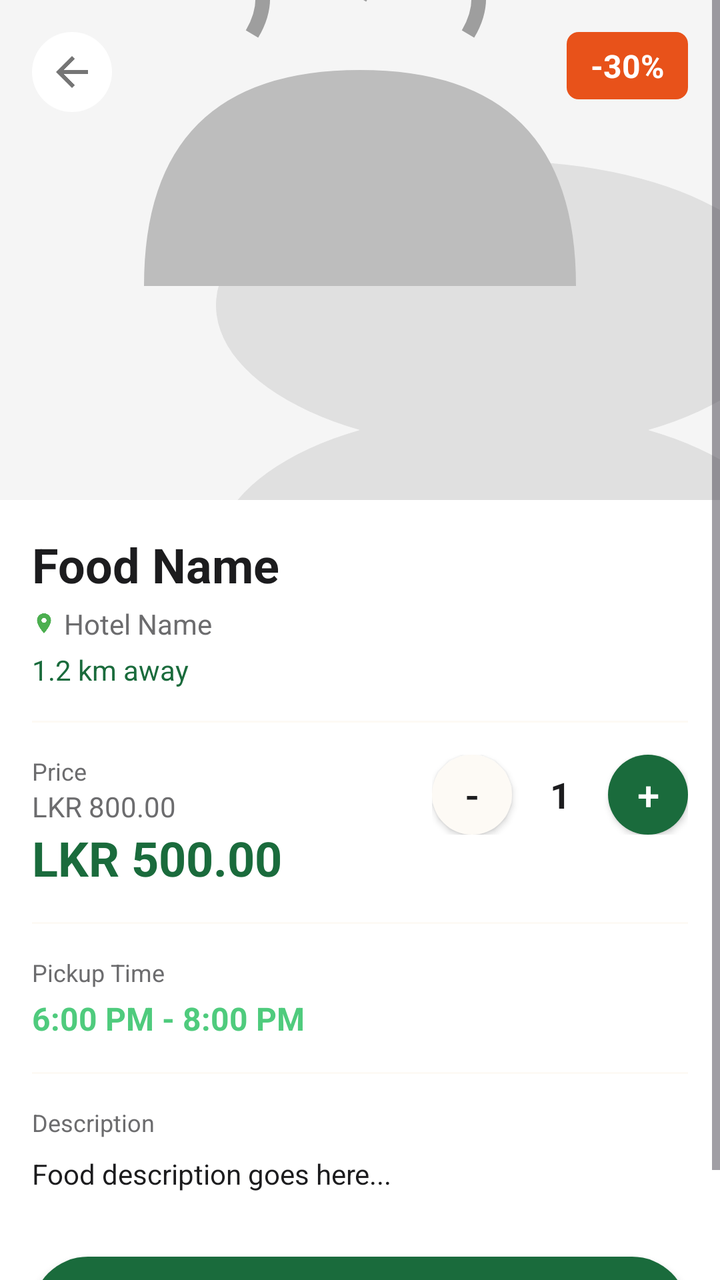
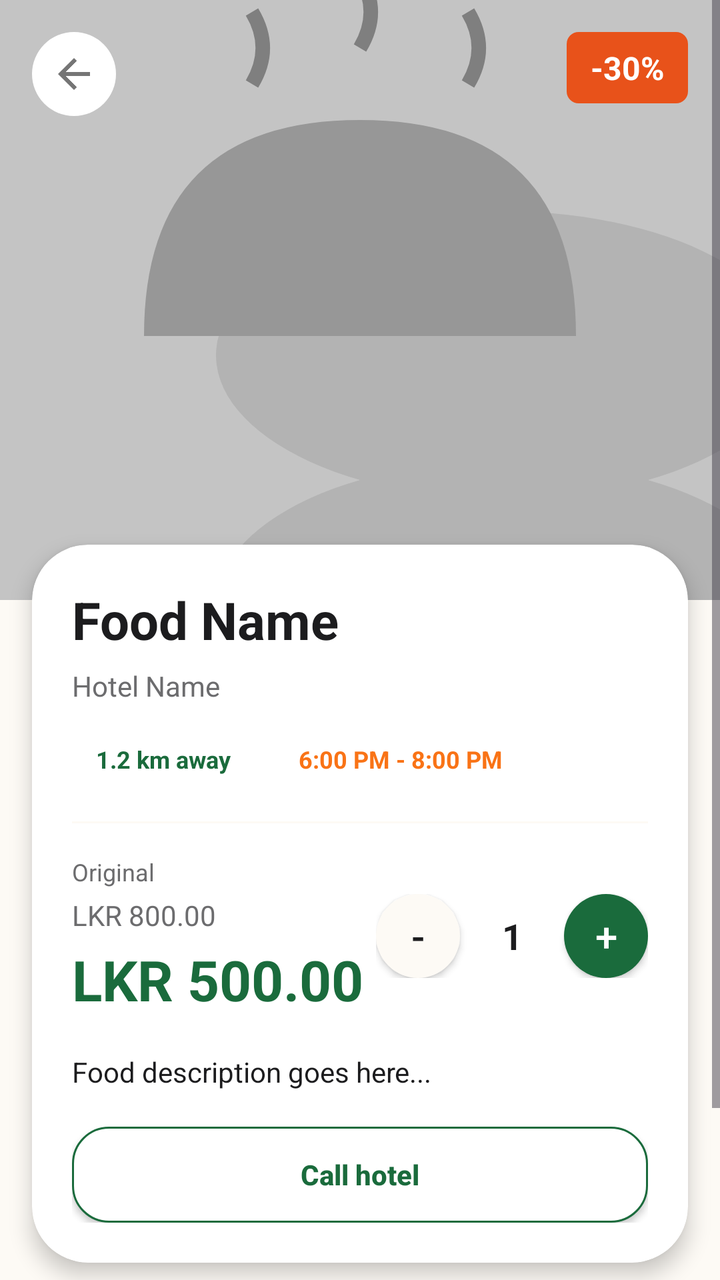

Two renders of the same Android screen: before a commit and after it. Below are the layout's source before the change and the commit's diff.
<!-- AndroidManifest.xml: application theme Theme.REPLATE -->
<!-- res/layout/activity_food_detail.xml -->
<?xml version="1.0" encoding="utf-8"?>
<ScrollView xmlns:android="http://schemas.android.com/apk/res/android"
    android:layout_width="match_parent"
    android:layout_height="match_parent"
    android:background="@color/white">

    <LinearLayout
        android:layout_width="match_parent"
        android:layout_height="wrap_content"
        android:orientation="vertical">

        
        <FrameLayout
            android:layout_width="match_parent"
            android:layout_height="250dp">

            <ImageView
                android:id="@+id/ivFoodImage"
                android:layout_width="match_parent"
                android:layout_height="match_parent"
                android:scaleType="centerCrop"
                android:src="@drawable/placeholder_food" />

            
            <ImageView
                android:id="@+id/ivBack"
                android:layout_width="40dp"
                android:layout_height="40dp"
                android:layout_margin="16dp"
                android:background="@drawable/circle_white"
                android:padding="8dp"
                android:src="@drawable/ic_back" />

            
            <TextView
                android:id="@+id/tvDiscount"
                android:layout_width="wrap_content"
                android:layout_height="wrap_content"
                android:layout_gravity="top|end"
                android:layout_margin="16dp"
                android:background="@drawable/badge_discount"
                android:paddingHorizontal="12dp"
                android:paddingVertical="6dp"
                android:text="-30%"
                android:textColor="@color/white"
                android:textSize="16sp"
                android:textStyle="bold" />

        </FrameLayout>

        
        <LinearLayout
            android:layout_width="match_parent"
            android:layout_height="wrap_content"
            android:orientation="vertical"
            android:padding="16dp">

            
            <TextView
                android:id="@+id/tvFoodName"
                android:layout_width="wrap_content"
                android:layout_height="wrap_content"
                android:text="Food Name"
                android:textColor="@color/text_primary"
                android:textSize="24sp"
                android:textStyle="bold" />

            
            <TextView
                android:id="@+id/tvHotelName"
                android:layout_width="wrap_content"
                android:layout_height="wrap_content"
                android:layout_marginTop="4dp"
                android:drawableStart="@drawable/ic_location_small"
                android:drawablePadding="4dp"
                android:text="Hotel Name"
                android:textColor="@color/text_secondary"
                android:textSize="14sp" />

            
            <TextView
                android:id="@+id/tvDistance"
                android:layout_width="wrap_content"
                android:layout_height="wrap_content"
                android:layout_marginTop="4dp"
                android:text="1.2 km away"
                android:textColor="@color/primary"
                android:textSize="14sp" />

            
            <View
                android:layout_width="match_parent"
                android:layout_height="1dp"
                android:layout_marginVertical="16dp"
                android:background="@color/light_gray" />

            
            <LinearLayout
                android:layout_width="match_parent"
                android:layout_height="wrap_content"
                android:orientation="horizontal">

                <LinearLayout
                    android:layout_width="0dp"
                    android:layout_height="wrap_content"
                    android:layout_weight="1"
                    android:orientation="vertical">

                    <TextView
                        android:layout_width="wrap_content"
                        android:layout_height="wrap_content"
                        android:text="Price"
                        android:textColor="@color/text_secondary"
                        android:textSize="12sp" />

                    <TextView
                        android:id="@+id/tvOriginalPrice"
                        android:layout_width="wrap_content"
                        android:layout_height="wrap_content"
                        android:text="LKR 800.00"
                        android:textColor="@color/text_secondary"
                        android:textSize="14sp" />

                    <TextView
                        android:id="@+id/tvDiscountedPrice"
                        android:layout_width="wrap_content"
                        android:layout_height="wrap_content"
                        android:text="LKR 500.00"
                        android:textColor="@color/primary"
                        android:textSize="24sp"
                        android:textStyle="bold" />

                </LinearLayout>

                
                <LinearLayout
                    android:layout_width="wrap_content"
                    android:layout_height="wrap_content"
                    android:gravity="center_vertical"
                    android:orientation="horizontal">

                    <Button
                        android:id="@+id/btnMinus"
                        android:layout_width="40dp"
                        android:layout_height="40dp"
                        android:background="@drawable/circle_gray"
                        android:text="-"
                        android:textColor="@color/text_primary"
                        android:textSize="20sp" />

                    <TextView
                        android:id="@+id/tvQuantity"
                        android:layout_width="48dp"
                        android:layout_height="wrap_content"
                        android:gravity="center"
                        android:text="1"
                        android:textColor="@color/text_primary"
                        android:textSize="18sp"
                        android:textStyle="bold" />

                    <Button
                        android:id="@+id/btnPlus"
                        android:layout_width="40dp"
                        android:layout_height="40dp"
                        android:background="@drawable/circle_primary"
                        android:text="+"
                        android:textColor="@color/white"
                        android:textSize="20sp" />

                </LinearLayout>

            </LinearLayout>

            
            <View
                android:layout_width="match_parent"
                android:layout_height="1dp"
                android:layout_marginVertical="16dp"
                android:background="@color/light_gray" />

            
            <TextView
                android:layout_width="wrap_content"
                android:layout_height="wrap_content"
                android:text="Pickup Time"
                android:textColor="@color/text_secondary"
                android:textSize="12sp" />

            <TextView
                android:id="@+id/tvPickupTime"
                android:layout_width="wrap_content"
                android:layout_height="wrap_content"
                android:layout_marginTop="4dp"
                android:text="6:00 PM - 8:00 PM"
                android:textColor="@color/accent"
                android:textSize="16sp"
                android:textStyle="bold" />

            
            <View
                android:layout_width="match_parent"
                android:layout_height="1dp"
                android:layout_marginVertical="16dp"
                android:background="@color/light_gray" />

            
            <TextView
                android:layout_width="wrap_content"
                android:layout_height="wrap_content"
                android:text="Description"
                android:textColor="@color/text_secondary"
                android:textSize="12sp" />

            <TextView
                android:id="@+id/tvDescription"
                android:layout_width="wrap_content"
                android:layout_height="wrap_content"
                android:layout_marginTop="8dp"
                android:lineSpacingExtra="4dp"
                android:text="Food description goes here..."
                android:textColor="@color/text_primary"
                android:textSize="14sp" />

        </LinearLayout>

        
        <Button
            android:id="@+id/btnAddToCart"
            android:layout_width="match_parent"
            android:layout_height="56dp"
            android:layout_margin="16dp"
            android:background="@drawable/button_primary"
            android:text="Add to Cart - LKR 500.00"
            android:textAllCaps="false"
            android:textColor="@color/white"
            android:textSize="16sp" />

    </LinearLayout>

</ScrollView>
<!-- resources referenced by this layout -->
<resources>
  <color name="accent">#4FCB7D</color>
  <color name="light_gray">#FDFAF5</color>
  <color name="primary">#1A6B3C</color>
  <color name="text_primary">#1C1C1E</color>
  <color name="text_secondary">#6C6C6E</color>
  <color name="white">#FFFFFFFF</color>
  <!-- drawable badge_discount (drawable) -->
  <?xml version="1.0" encoding="utf-8"?>
  <shape xmlns:android="http://schemas.android.com/apk/res/android"
      android:shape="rectangle">
      <solid android:color="@color/badge_discount" />
      <corners android:radius="6dp" />
  </shape>
  <!-- drawable circle_primary (drawable) -->
  <?xml version="1.0" encoding="utf-8"?>
  <shape xmlns:android="http://schemas.android.com/apk/res/android"
      android:shape="oval">
      <solid android:color="@color/primary" />
      <size
          android:width="36dp"
          android:height="36dp" />
  </shape>
  <!-- drawable circle_white (drawable) -->
  <?xml version="1.0" encoding="utf-8"?>
  <shape xmlns:android="http://schemas.android.com/apk/res/android"
      android:shape="oval">
      <solid android:color="@color/white" />
      <size
          android:width="40dp"
          android:height="40dp" />
  </shape>
  <!-- drawable ic_location_small (drawable) -->
  <?xml version="1.0" encoding="utf-8"?>
  <vector xmlns:android="http://schemas.android.com/apk/res/android"
      android:width="12dp"
      android:height="12dp"
      android:viewportWidth="24"
      android:viewportHeight="24">
      <path
          android:fillColor="#4CAF50"
          android:pathData="M12,2C8.13,2 5,5.13 5,9c0,5.25 7,13 7,13s7,-7.75 7,-13c0,-3.87 -3.13,-7 -7,-7zM12,11.5c-1.38,0 -2.5,-1.12 -2.5,-2.5s1.12,-2.5 2.5,-2.5 2.5,1.12 2.5,2.5 -1.12,2.5 -2.5,2.5z"/>
  </vector>
  <color name="badge_discount">#E8521A</color>
  <color name="primary_dark">#0D3B1E</color>
  <color name="md_theme_primary">#1A6B3C</color>
  <color name="md_theme_onPrimary">#FFFFFF</color>
  <color name="md_theme_primaryContainer">#E8F8EE</color>
  <color name="md_theme_onPrimaryContainer">#0D3B1E</color>
  <color name="md_theme_secondary">#25A55A</color>
  <color name="md_theme_onSecondary">#FFFFFF</color>
  <color name="md_theme_secondaryContainer">#E8F8EE</color>
  <color name="md_theme_onSecondaryContainer">#0D3B1E</color>
  <color name="md_theme_tertiary">#E8521A</color>
  <color name="md_theme_onTertiary">#FFFFFF</color>
  <color name="md_theme_tertiaryContainer">#FFDBC9</color>
  <color name="md_theme_onTertiaryContainer">#5C1A00</color>
  <color name="md_theme_error">#BA1A1A</color>
  <color name="md_theme_onError">#FFFFFF</color>
  <color name="md_theme_errorContainer">#FFDAD6</color>
  <color name="md_theme_onErrorContainer">#410002</color>
  <color name="md_theme_background">#FDFAF5</color>
  <color name="md_theme_onBackground">#1C1C1E</color>
  <color name="md_theme_surface">#FDFAF5</color>
  <color name="md_theme_onSurface">#1C1C1E</color>
  <color name="md_theme_surfaceVariant">#E8F8EE</color>
  <color name="md_theme_onSurfaceVariant">#3A4A3E</color>
  <color name="md_theme_outline">#6B7E6F</color>
  <color name="md_theme_outlineVariant">#C3D4C7</color>
  <color name="md_theme_inverseSurface">#1C1C1E</color>
  <color name="md_theme_inverseOnSurface">#F5F5F0</color>
  <color name="md_theme_inversePrimary">#4FCB7D</color>
  <color name="md_theme_surfaceContainerLowest">#FFFFFF</color>
  <color name="md_theme_surfaceContainerLow">#F8F6F1</color>
  <color name="md_theme_surfaceContainer">#F3F0EB</color>
  <color name="md_theme_surfaceContainerHigh">#EDEBE6</color>
  <color name="md_theme_surfaceContainerHighest">#E8E5E0</color>
  <color name="status_bar">#0D3B1E</color>
  <!-- unchanged entries left out for length: 5 -->
</resources>

<!-- the commit's change to res/layout/activity_food_detail.xml (unified diff, before → after) -->
@@ -1,18 +1,20 @@
 <?xml version="1.0" encoding="utf-8"?>
 <ScrollView xmlns:android="http://schemas.android.com/apk/res/android"
+    xmlns:app="http://schemas.android.com/apk/res-auto"
     android:layout_width="match_parent"
     android:layout_height="match_parent"
-    android:background="@color/white">
+    android:background="@color/cream">
 
     <LinearLayout
         android:layout_width="match_parent"
         android:layout_height="wrap_content"
-        android:orientation="vertical">
+        android:orientation="vertical"
+        android:paddingBottom="20dp">
 
         
         <FrameLayout
             android:layout_width="match_parent"
-            android:layout_height="250dp">
+            android:layout_height="300dp">
 
             <ImageView
                 android:id="@+id/ivFoodImage"
@@ -21,14 +23,19 @@
                 android:scaleType="centerCrop"
                 android:src="@drawable/placeholder_food" />
 
+            <View
+                android:layout_width="match_parent"
+                android:layout_height="match_parent"
+                android:background="#33000000" />
+
             
             <ImageView
                 android:id="@+id/ivBack"
-                android:layout_width="40dp"
-                android:layout_height="40dp"
+                android:layout_width="42dp"
+                android:layout_height="42dp"
                 android:layout_margin="16dp"
                 android:background="@drawable/circle_white"
-                android:padding="8dp"
+                android:padding="9dp"
                 android:src="@drawable/ic_back" />
 
             
@@ -40,188 +47,196 @@
                 android:layout_margin="16dp"
                 android:background="@drawable/badge_discount"
                 android:paddingHorizontal="12dp"
-                android:paddingVertical="6dp"
+                android:paddingVertical="7dp"
                 android:text="-30%"
                 android:textColor="@color/white"
                 android:textSize="16sp"
                 android:textStyle="bold" />
-
         </FrameLayout>
 
         
-        <LinearLayout
+        <androidx.cardview.widget.CardView
             android:layout_width="match_parent"
             android:layout_height="wrap_content"
-            android:orientation="vertical"
-            android:padding="16dp">
-
-            
-            <TextView
-                android:id="@+id/tvFoodName"
-                android:layout_width="wrap_content"
-                android:layout_height="wrap_content"
-                android:text="Food Name"
-                android:textColor="@color/text_primary"
-                android:textSize="24sp"
-                android:textStyle="bold" />
-
-            
-            <TextView
-                android:id="@+id/tvHotelName"
-                android:layout_width="wrap_content"
-                android:layout_height="wrap_content"
-                android:layout_marginTop="4dp"
-                android:drawableStart="@drawable/ic_location_small"
-                android:drawablePadding="4dp"
-                android:text="Hotel Name"
-                android:textColor="@color/text_secondary"
-                android:textSize="14sp" />
-
-            
-            <TextView
-                android:id="@+id/tvDistance"
-                android:layout_width="wrap_content"
-                android:layout_height="wrap_content"
-                android:layout_marginTop="4dp"
-                android:text="1.2 km away"
-                android:textColor="@color/primary"
-                android:textSize="14sp" />
-
-            
-            <View
-                android:layout_width="match_parent"
-                android:layout_height="1dp"
-                android:layout_marginVertical="16dp"
-                android:background="@color/light_gray" />
-
-            
+            android:layout_marginHorizontal="16dp"
+            android:layout_marginTop="-28dp"
+            app:cardCornerRadius="28dp"
+            app:cardElevation="6dp">
+
             <LinearLayout
                 android:layout_width="match_parent"
                 android:layout_height="wrap_content"
-                android:orientation="horizontal">
-
+                android:orientation="vertical"
+                android:padding="20dp">
+
+                
+                <TextView
+                    android:id="@+id/tvFoodName"
+                    android:layout_width="match_parent"
+                    android:layout_height="wrap_content"
+                    android:text="Food Name"
+                    android:textColor="@color/text_primary"
+                    android:textSize="26sp"
+                    android:textStyle="bold" />
+
+                
+                <TextView
+                    android:id="@+id/tvHotelName"
+                    android:layout_width="wrap_content"
+                    android:layout_height="wrap_content"
+                    android:layout_marginTop="6dp"
+                    android:text="Hotel Name"
+                    android:textColor="@color/text_secondary"
+                    android:textSize="14sp" />
+
+                
                 <LinearLayout
-                    android:layout_width="0dp"
-                    android:layout_height="wrap_content"
-                    android:layout_weight="1"
-                    android:orientation="vertical">
-
-                    <TextView
-                        android:layout_width="wrap_content"
-                        android:layout_height="wrap_content"
-                        android:text="Price"
-                        android:textColor="@color/text_secondary"
-                        android:textSize="12sp" />
-
-                    <TextView
-                        android:id="@+id/tvOriginalPrice"
-                        android:layout_width="wrap_content"
-                        android:layout_height="wrap_content"
-                        android:text="LKR 800.00"
-                        android:textColor="@color/text_secondary"
-                        android:textSize="14sp" />
-
-                    <TextView
-                        android:id="@+id/tvDiscountedPrice"
-                        android:layout_width="wrap_content"
-                        android:layout_height="wrap_content"
-                        android:text="LKR 500.00"
-                        android:textColor="@color/primary"
-                        android:textSize="24sp"
-                        android:textStyle="bold" />
-
-                </LinearLayout>
-
-                
-                <LinearLayout
-                    android:layout_width="wrap_content"
-                    android:layout_height="wrap_content"
+                    android:layout_width="match_parent"
+                    android:layout_height="wrap_content"
+                    android:layout_marginTop="12dp"
                     android:gravity="center_vertical"
                     android:orientation="horizontal">
 
-                    <Button
-                        android:id="@+id/btnMinus"
-                        android:layout_width="40dp"
-                        android:layout_height="40dp"
-                        android:background="@drawable/circle_gray"
-                        android:text="-"
-                        android:textColor="@color/text_primary"
-                        android:textSize="20sp" />
-
+                    
                     <TextView
-                        android:id="@+id/tvQuantity"
-                        android:layout_width="48dp"
-                        android:layout_height="wrap_content"
-                        android:gravity="center"
-                        android:text="1"
-                        android:textColor="@color/text_primary"
-                        android:textSize="18sp"
+                        android:id="@+id/tvDistance"
+                        android:layout_width="wrap_content"
+                        android:layout_height="wrap_content"
+                        android:background="@drawable/badge_distance"
+                        android:paddingHorizontal="12dp"
+                        android:paddingVertical="7dp"
+                        android:text="1.2 km away"
+                        android:textColor="@color/green_primary"
+                        android:textSize="12sp"
                         android:textStyle="bold" />
 
-                    <Button
-                        android:id="@+id/btnPlus"
-                        android:layout_width="40dp"
-                        android:layout_height="40dp"
-                        android:background="@drawable/circle_primary"
-                        android:text="+"
-                        android:textColor="@color/white"
-                        android:textSize="20sp" />
-
+                    <Space
+                        android:layout_width="10dp"
+                        android:layout_height="1dp" />
+
+                    
+                    <TextView
+                        android:id="@+id/tvPickupTime"
+                        android:layout_width="wrap_content"
+                        android:layout_height="wrap_content"
+                        android:background="@drawable/badge_distance"
+                        android:paddingHorizontal="12dp"
+                        android:paddingVertical="7dp"
+                        android:text="6:00 PM - 8:00 PM"
+                        android:textColor="@color/ember2"
+                        android:textSize="12sp"
+                        android:textStyle="bold" />
                 </LinearLayout>
 
+                
+                <View
+                    android:layout_width="match_parent"
+                    android:layout_height="1dp"
+                    android:layout_marginVertical="16dp"
+                    android:background="@color/light_gray" />
+
+                
+                <LinearLayout
+                    android:layout_width="match_parent"
+                    android:layout_height="wrap_content"
+                    android:gravity="center_vertical"
+                    android:orientation="horizontal">
+
+                    
+                    <LinearLayout
+                        android:layout_width="0dp"
+                        android:layout_height="wrap_content"
+                        android:layout_weight="1"
+                        android:orientation="vertical">
+
+                        <TextView
+                            android:layout_width="wrap_content"
+                            android:layout_height="wrap_content"
+                            android:text="Original"
+                            android:textColor="@color/text_secondary"
+                            android:textSize="12sp" />
+
+                        <TextView
+                            android:id="@+id/tvOriginalPrice"
+                            android:layout_width="wrap_content"
+                            android:layout_height="wrap_content"
+                            android:layout_marginTop="4dp"
+                            android:text="LKR 800.00"
+                            android:textColor="@color/text_secondary"
+                            android:textSize="14sp" />
+
+                        <TextView
+                            android:id="@+id/tvDiscountedPrice"
+                            android:layout_width="wrap_content"
+                            android:layout_height="wrap_content"
+                            android:layout_marginTop="4dp"
+                            android:text="LKR 500.00"
+                            android:textColor="@color/green_primary"
+                            android:textSize="28sp"
+                            android:textStyle="bold" />
+                    </LinearLayout>
+
+                    
+                    <LinearLayout
+                        android:layout_width="wrap_content"
+                        android:layout_height="wrap_content"
+                        android:gravity="center_vertical"
+                        android:orientation="horizontal">
+
+                        <Button
+                            android:id="@+id/btnMinus"
+                            android:layout_width="42dp"
+                            android:layout_height="42dp"
+                            android:background="@drawable/circle_gray"
+                            android:text="-"
+                            android:textColor="@color/text_primary"
+                            android:textSize="20sp" />
+
+                        <TextView
+                            android:id="@+id/tvQuantity"
+                            android:layout_width="52dp"
+                            android:layout_height="wrap_content"
+                            android:gravity="center"
+                            android:text="1"
+                            android:textColor="@color/text_primary"
+                            android:textSize="18sp"
+                            android:textStyle="bold" />
+
+                        <Button
+                            android:id="@+id/btnPlus"
+                            android:layout_width="42dp"
+                            android:layout_height="42dp"
+                            android:background="@drawable/circle_primary"
+                            android:text="+"
+                            android:textColor="@color/white"
+                            android:textSize="20sp" />
+                    </LinearLayout>
+                </LinearLayout>
+
+                
+                <TextView
+                    android:id="@+id/tvDescription"
+                    android:layout_width="match_parent"
+                    android:layout_height="wrap_content"
+                    android:layout_marginTop="18dp"
+                    android:lineSpacingExtra="4dp"
+                    android:text="Food description goes here..."
+                    android:textColor="@color/text_primary"
+                    android:textSize="14sp" />
+
+                
+                <Button
+                    android:id="@+id/btnCallHotel"
+                    android:layout_width="match_parent"
+                    android:layout_height="48dp"
+                    android:layout_marginTop="18dp"
+                    android:background="@drawable/button_outline_primary"
+                    android:text="Call hotel"
+                    android:textAllCaps="false"
+                    android:textColor="@color/green_primary"
+                    android:textStyle="bold" />
             </LinearLayout>
-
-            
-            <View
-                android:layout_width="match_parent"
-                android:layout_height="1dp"
-                android:layout_marginVertical="16dp"
-                android:background="@color/light_gray" />
-
-            
-            <TextView
-                android:layout_width="wrap_content"
-                android:layout_height="wrap_content"
-                android:text="Pickup Time"
-                android:textColor="@color/text_secondary"
-                android:textSize="12sp" />
-
-            <TextView
-                android:id="@+id/tvPickupTime"
-                android:layout_width="wrap_content"
-                android:layout_height="wrap_content"
-                android:layout_marginTop="4dp"
-                android:text="6:00 PM - 8:00 PM"
-                android:textColor="@color/accent"
-                android:textSize="16sp"
-                android:textStyle="bold" />
-
-            
-            <View
-                android:layout_width="match_parent"
-                android:layout_height="1dp"
-                android:layout_marginVertical="16dp"
-                android:background="@color/light_gray" />
-
-            
-            <TextView
-                android:layout_width="wrap_content"
-                android:layout_height="wrap_content"
-                android:text="Description"
-                android:textColor="@color/text_secondary"
-                android:textSize="12sp" />
-
-            <TextView
-                android:id="@+id/tvDescription"
-                android:layout_width="wrap_content"
-                android:layout_height="wrap_content"
-                android:layout_marginTop="8dp"
-                android:lineSpacingExtra="4dp"
-                android:text="Food description goes here..."
-                android:textColor="@color/text_primary"
-                android:textSize="14sp" />
-
-        </LinearLayout>
+        </androidx.cardview.widget.CardView>
 
         
         <Button
@@ -233,8 +248,8 @@
             android:text="Add to Cart - LKR 500.00"
             android:textAllCaps="false"
             android:textColor="@color/white"
-            android:textSize="16sp" />
+            android:textSize="16sp"
+            android:textStyle="bold" />
 
     </LinearLayout>
-
 </ScrollView>
<!-- resource entries referenced after the edit -->
@@ -1,6 +1,8 @@
 <!-- resources referenced by this layout -->
 <resources>
-  <color name="accent">#4FCB7D</color>
+  <color name="cream">#FDFAF5</color>
+  <color name="ember2">#F97316</color>
+  <color name="green_primary">#1A6B3C</color>
   <color name="light_gray">#FDFAF5</color>
   <color name="primary">#1A6B3C</color>
   <color name="text_primary">#1C1C1E</color>
@@ -12,6 +14,23 @@
       android:shape="rectangle">
       <solid android:color="@color/badge_discount" />
       <corners android:radius="6dp" />
+  </shape>
+  <!-- drawable badge_distance (drawable) -->
+  <?xml version="1.0" encoding="utf-8"?>
+  <shape xmlns:android="http://schemas.android.com/apk/res/android"
+      android:shape="rectangle">
+      <solid android:color="#FFFFFF" />
+      <corners android:radius="4dp" />
+  </shape>
+  <!-- drawable button_outline_primary (drawable) -->
+  <?xml version="1.0" encoding="utf-8"?>
+  <shape xmlns:android="http://schemas.android.com/apk/res/android"
+      android:shape="rectangle">
+      <stroke
+          android:width="1dp"
+          android:color="@color/primary" />
+      <corners android:radius="18dp" />
+      <solid android:color="@color/white" />
   </shape>
   <!-- drawable circle_primary (drawable) -->
   <?xml version="1.0" encoding="utf-8"?>
@@ -31,17 +50,6 @@
           android:width="40dp"
           android:height="40dp" />
   </shape>
-  <!-- drawable ic_location_small (drawable) -->
-  <?xml version="1.0" encoding="utf-8"?>
-  <vector xmlns:android="http://schemas.android.com/apk/res/android"
-      android:width="12dp"
-      android:height="12dp"
-      android:viewportWidth="24"
-      android:viewportHeight="24">
-      <path
-          android:fillColor="#4CAF50"
-          android:pathData="M12,2C8.13,2 5,5.13 5,9c0,5.25 7,13 7,13s7,-7.75 7,-13c0,-3.87 -3.13,-7 -7,-7zM12,11.5c-1.38,0 -2.5,-1.12 -2.5,-2.5s1.12,-2.5 2.5,-2.5 2.5,1.12 2.5,2.5 -1.12,2.5 -2.5,2.5z"/>
-  </vector>
   <color name="badge_discount">#E8521A</color>
   <color name="primary_dark">#0D3B1E</color>
   <color name="md_theme_primary">#1A6B3C</color>
